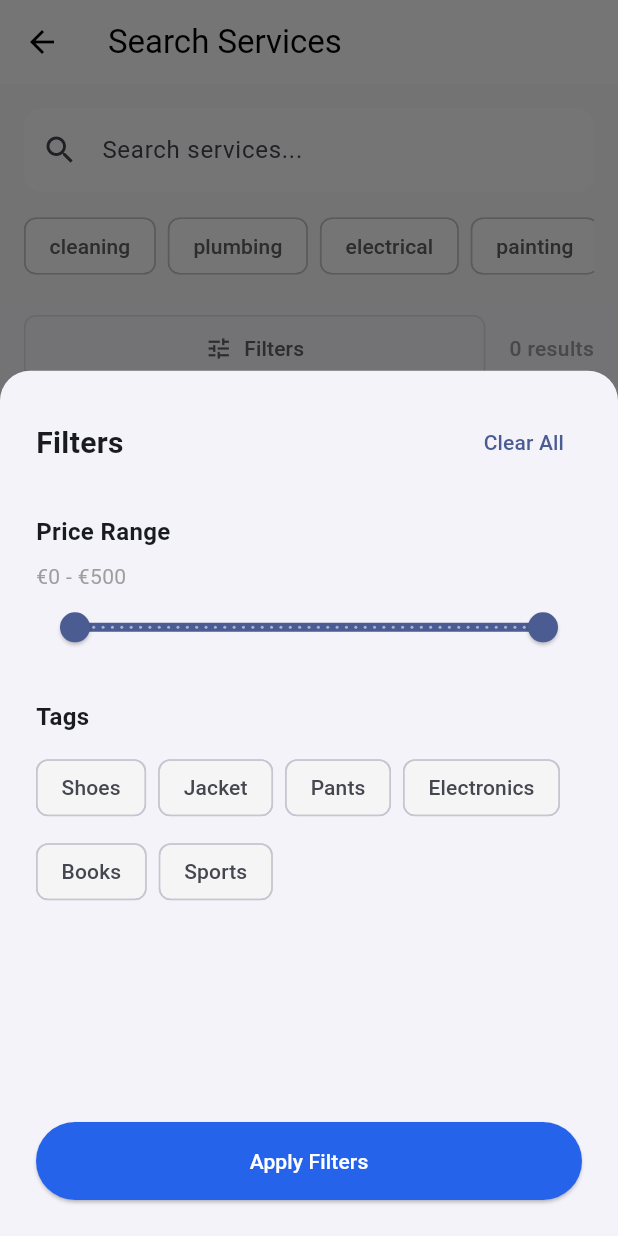
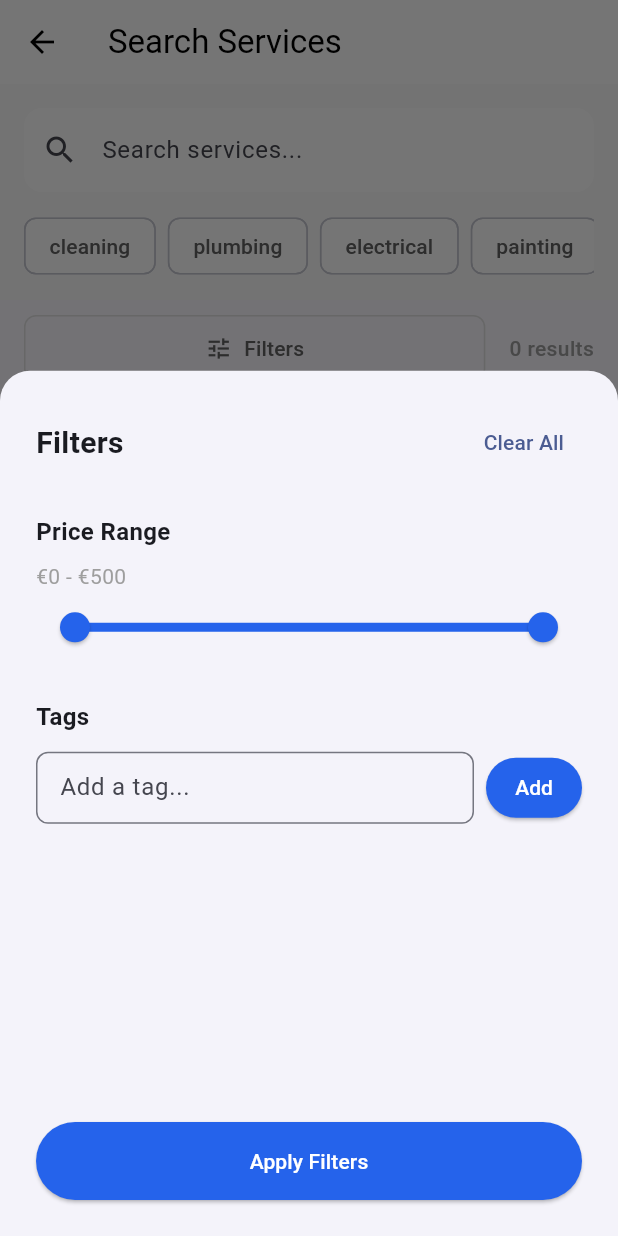
Before and after one commit to Cognic-AI/FixIt, a Flutter app: the SearchPage screen opened directly with empty values, after a tap on "Filters", on a phone screen of 412 x 824 dp. Run offline on Flutter 3.47's test engine with Material 3 defaults, Android fonts, the phone set to English and light mode, and no system bars; our stand-ins replace firebase_core, flutter_dotenv, google_maps_flutter; accounts and stored records are empty; network calls fail.

Commit message:
feat: Enhance filter functionality in SearchPage with custom tags and improved price range handling

```diff
--- a/mobile/lib/pages/search_page.dart
+++ b/mobile/lib/pages/search_page.dart
@@ -90,133 +90,11 @@ class _SearchPageState extends State<SearchPage> {
       final matchesPrice = service.price >= _priceRange.start &&
           service.price <= _priceRange.end;
       final matchesTags = _selectedFilters.isEmpty ||
-          _selectedFilters.any((tag) => service.tags.contains(tag));
+          _selectedFilters
+              .any((tag) => service.tags.contains(tag.toLowerCase()));
 
       return matchesSearch && matchesCategory && matchesPrice && matchesTags;
     }).toList();
-  }
-
-  void _showFiltersBottomSheet() {
-    showModalBottomSheet(
-      context: context,
-      isScrollControlled: true,
-      shape: const RoundedRectangleBorder(
-        borderRadius: BorderRadius.vertical(top: Radius.circular(20)),
-      ),
-      builder: (context) => StatefulBuilder(
-        builder: (context, setModalState) => Container(
-          padding: const EdgeInsets.all(24),
-          height: MediaQuery.of(context).size.height * 0.7,
-          child: Column(
-            crossAxisAlignment: CrossAxisAlignment.start,
-            children: [
-              // Header
-              Row(
-                mainAxisAlignment: MainAxisAlignment.spaceBetween,
-                children: [
-                  const Text(
-                    'Filters',
-                    style: TextStyle(
-                      fontSize: 20,
-                      fontWeight: FontWeight.bold,
-                    ),
-                  ),
-                  TextButton(
-                    onPressed: () {
-                      setModalState(() {
-                        _priceRange = const RangeValues(0, 500);
-                        _selectedFilters.clear();
-                      });
-                    },
-                    child: const Text('Clear All'),
-                  ),
-                ],
-              ),
-              const SizedBox(height: 24),
-
-              // Price Range
-              const Text(
-                'Price Range',
-                style: TextStyle(
-                  fontSize: 16,
-                  fontWeight: FontWeight.w600,
-                ),
-              ),
-              const SizedBox(height: 8),
-              Text(
-                '€${_priceRange.start.round()} - €${_priceRange.end.round()}',
-                style: const TextStyle(color: Colors.grey),
-              ),
-              RangeSlider(
-                values: _priceRange,
-                min: 0,
-                max: 500,
-                divisions: 50,
-                onChanged: (values) {
-                  setModalState(() {
-                    _priceRange = values;
-                  });
-                },
-              ),
-              const SizedBox(height: 24),
-
-              // Tags
-              const Text(
-                'Tags',
-                style: TextStyle(
-                  fontSize: 16,
-                  fontWeight: FontWeight.w600,
-                ),
-              ),
-              const SizedBox(height: 12),
-              Wrap(
-                spacing: 8,
-                runSpacing: 8,
-                children: filters.map((filter) {
-                  final isSelected = _selectedFilters.contains(filter);
-                  return FilterChip(
-                    label: Text(filter),
-                    selected: isSelected,
-                    onSelected: (selected) {
-                      setModalState(() {
-                        if (selected) {
-                          _selectedFilters.add(filter);
-                        } else {
-                          _selectedFilters.remove(filter);
-                        }
-                      });
-                    },
-                    backgroundColor: Colors.grey.shade100,
-                    selectedColor: const Color(0xFF2563EB).withOpacity(0.2),
-                  );
-                }).toList(),
-              ),
-
-              const Spacer(),
-
-              // Apply Button
-              SizedBox(
-                width: double.infinity,
-                child: ElevatedButton(
-                  onPressed: () {
-                    setState(() {});
-                    Navigator.pop(context);
-                  },
-                  style: ElevatedButton.styleFrom(
-                    backgroundColor: const Color(0xFF2563EB),
-                    padding: const EdgeInsets.symmetric(vertical: 16),
-                  ),
-                  child: const Text(
-                    'Apply Filters',
-                    style: TextStyle(color: Colors.white),
-                  ),
-                ),
-              ),
-            ],
-          ),
-        ),
-      ),
-    );
   }
 
   Widget _buildEmptyState() {
@@ -335,7 +213,182 @@ class _SearchPageState extends State<SearchPage> {
               children: [
                 Expanded(
                   child: OutlinedButton.icon(
-                    onPressed: _showFiltersBottomSheet,
+                    onPressed: () async {
+                      await showModalBottomSheet(
+                        context: context,
+                        isScrollControlled: true,
+                        shape: const RoundedRectangleBorder(
+                          borderRadius:
+                              BorderRadius.vertical(top: Radius.circular(20)),
+                        ),
+                        builder: (context) => StatefulBuilder(
+                          builder: (context, setModalState) {
+                            final TextEditingController _tagController =
+                                TextEditingController();
+                            return Container(
+                              padding: const EdgeInsets.all(24),
+                              height: MediaQuery.of(context).size.height * 0.7,
+                              child: Column(
+                                crossAxisAlignment: CrossAxisAlignment.start,
+                                children: [
+                                  // Header
+                                  Row(
+                                    mainAxisAlignment:
+                                        MainAxisAlignment.spaceBetween,
+                                    children: [
+                                      const Text(
+                                        'Filters',
+                                        style: TextStyle(
+                                          fontSize: 20,
+                                          fontWeight: FontWeight.bold,
+                                        ),
+                                      ),
+                                      TextButton(
+                                        onPressed: () {
+                                          setModalState(() {
+                                            _priceRange =
+                                                const RangeValues(0, 500);
+                                            _selectedFilters.clear();
+                                          });
+                                        },
+                                        child: const Text('Clear All'),
+                                      ),
+                                    ],
+                                  ),
+                                  const SizedBox(height: 24),
+
+                                  // Price Range
+                                  const Text(
+                                    'Price Range',
+                                    style: TextStyle(
+                                      fontSize: 16,
+                                      fontWeight: FontWeight.w600,
+                                    ),
+                                  ),
+                                  const SizedBox(height: 8),
+                                  Text(
+                                    '€${_priceRange.start.round()} - €${_priceRange.end.round()}',
+                                    style: const TextStyle(color: Colors.grey),
+                                  ),
+                                  RangeSlider(
+                                    values: _priceRange,
+                                    min: 0,
+                                    max: 500,
+                                    divisions: 50,
+                                    activeColor: const Color(0xFF2563EB),
+                                    inactiveColor: const Color(0xFF2563EB)
+                                        .withOpacity(0.2),
+                                    onChanged: (values) {
+                                      setModalState(() {
+                                        _priceRange = values;
+                                      });
+                                    },
+                                  ),
+                                  const SizedBox(height: 24),
+
+                                  // Custom Tags
+                                  const Text(
+                                    'Tags',
+                                    style: TextStyle(
+                                      fontSize: 16,
+                                      fontWeight: FontWeight.w600,
+                                    ),
+                                  ),
+                                  const SizedBox(height: 12),
+                                  Row(
+                                    children: [
+                                      Expanded(
+                                        child: TextField(
+                                          controller: _tagController,
+                                          decoration: InputDecoration(
+                                            hintText: 'Add a tag...',
+                                            border: OutlineInputBorder(
+                                              borderRadius:
+                                                  BorderRadius.circular(8),
+                                            ),
+                                            contentPadding:
+                                                const EdgeInsets.symmetric(
+                                                    horizontal: 12,
+                                                    vertical: 8),
+                                          ),
+                                        ),
+                                      ),
+                                      const SizedBox(width: 8),
+                                      ElevatedButton(
+                                        onPressed: () {
+                                          final tag =
+                                              _tagController.text.trim();
+                                          if (tag.isNotEmpty &&
+                                              !_selectedFilters.contains(tag)) {
+                                            setModalState(() {
+                                              _selectedFilters.add(tag);
+                                              _tagController.clear();
+                                            });
+                                          }
+                                        },
+                                        style: ElevatedButton.styleFrom(
+                                          backgroundColor:
+                                              const Color(0xFF2563EB),
+                                          textStyle: const TextStyle(
+                                            fontSize: 14,
+                                            fontWeight: FontWeight.w500,
+                                            color: Colors.white,
+                                          ),
+                                          foregroundColor: Colors.white,
+                                          padding: const EdgeInsets.symmetric(
+                                              horizontal: 16, vertical: 12),
+                                        ),
+                                        child: const Text('Add'),
+                                      ),
+                                    ],
+                                  ),
+                                  const SizedBox(height: 12),
+                                  Wrap(
+                                    spacing: 8,
+                                    runSpacing: 8,
+                                    children: _selectedFilters.map((filter) {
+                                      return Chip(
+                                        label: Text(filter),
+                                        onDeleted: () {
+                                          setModalState(() {
+                                            _selectedFilters.remove(filter);
+                                          });
+                                        },
+                                        backgroundColor: Colors.grey.shade100,
+                                        deleteIcon: const Icon(Icons.close),
+                                      );
+                                    }).toList(),
+                                  ),
+
+                                  const Spacer(),
+
+                                  // Apply Button
+                                  SizedBox(
+                                    width: double.infinity,
+                                    child: ElevatedButton(
+                                      onPressed: () {
+                                        setState(() {});
+                                        Navigator.pop(context);
+                                      },
+                                      style: ElevatedButton.styleFrom(
+                                        backgroundColor:
+                                            const Color(0xFF2563EB),
+                                        padding: const EdgeInsets.symmetric(
+                                            vertical: 16),
+                                      ),
+                                      child: const Text(
+                                        'Apply Filters',
+                                        style: TextStyle(color: Colors.white),
+                                      ),
+                                    ),
+                                  ),
+                                ],
+                              ),
+                            );
+                          },
+                        ),
+                      );
+                    },
                     icon: const Icon(Icons.tune),
                     label: const Text('Filters'),
                     style: OutlinedButton.styleFrom(
```
Lines whose indentation alone changed are shown as unchanged.
